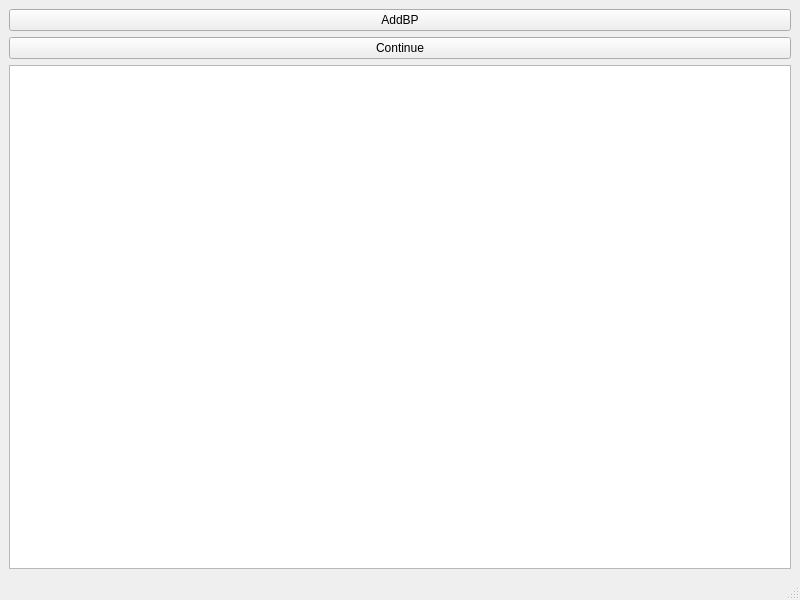
The window that NamedPipeTester/mainwindow.ui (dedmen/ArmaDebugEngine) describes before a commit, drawn with Qt 5.
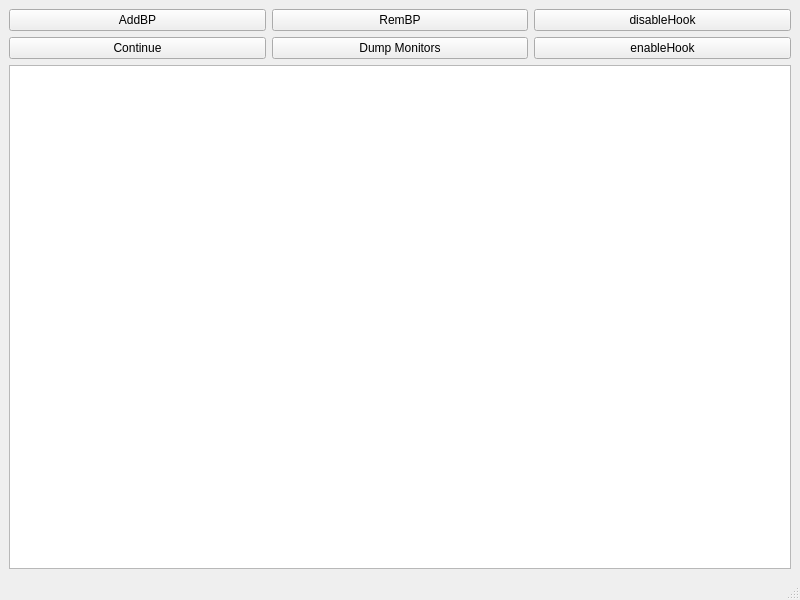
The same window after the commit.

Commit message:
Added GameState class  implementation
Added Breakpoint Action logCallstack
Added MonitorDump Network command
Added setHookEnable Network command

```diff
--- a/NamedPipeTester/mainwindow.ui
+++ b/NamedPipeTester/mainwindow.ui
@@ -16,18 +16,53 @@
   <widget class="QWidget" name="centralwidget">
    <layout class="QVBoxLayout" name="verticalLayout">
     <item>
+     <layout class="QGridLayout" name="gridLayout">
+      <property name="topMargin">
+       <number>0</number>
+      </property>
+      <item row="0" column="0">
      <widget class="QPushButton" name="button_addBP">
       <property name="text">
        <string>AddBP</string>
       </property>
      </widget>
     </item>
-    <item>
+      <item row="1" column="0">
      <widget class="QPushButton" name="button_Continue">
       <property name="text">
        <string>Continue</string>
       </property>
      </widget>
+      </item>
+      <item row="1" column="1">
+       <widget class="QPushButton" name="button_dumpMonitor">
+        <property name="text">
+         <string>Dump Monitors</string>
+        </property>
+       </widget>
+      </item>
+      <item row="0" column="1">
+       <widget class="QPushButton" name="button_removeBP">
+        <property name="text">
+         <string>RemBP</string>
+        </property>
+       </widget>
+      </item>
+      <item row="0" column="2">
+       <widget class="QPushButton" name="button_disableHook">
+        <property name="text">
+         <string>disableHook</string>
+        </property>
+       </widget>
+      </item>
+      <item row="1" column="2">
+       <widget class="QPushButton" name="button_enableHook">
+        <property name="text">
+         <string>enableHook</string>
+        </property>
+       </widget>
+      </item>
+     </layout>
     </item>
     <item>
      <widget class="QTextEdit" name="textEdit"/>
```
Lines whose indentation alone changed are shown as unchanged. The commit also changes 13 other files.
